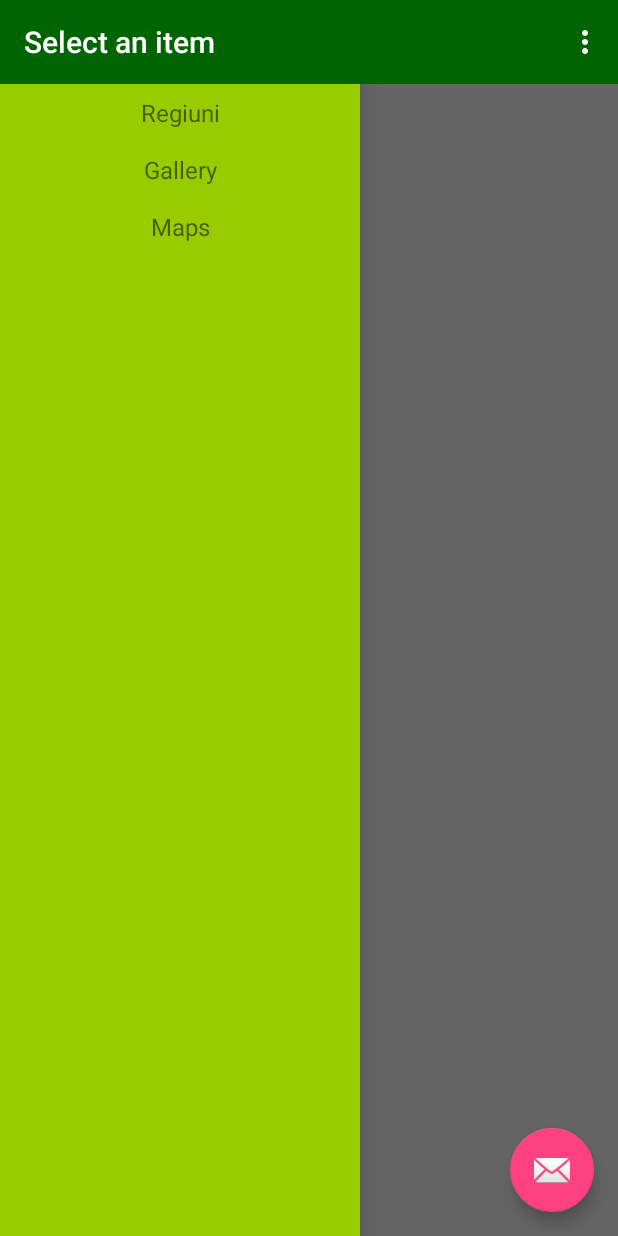
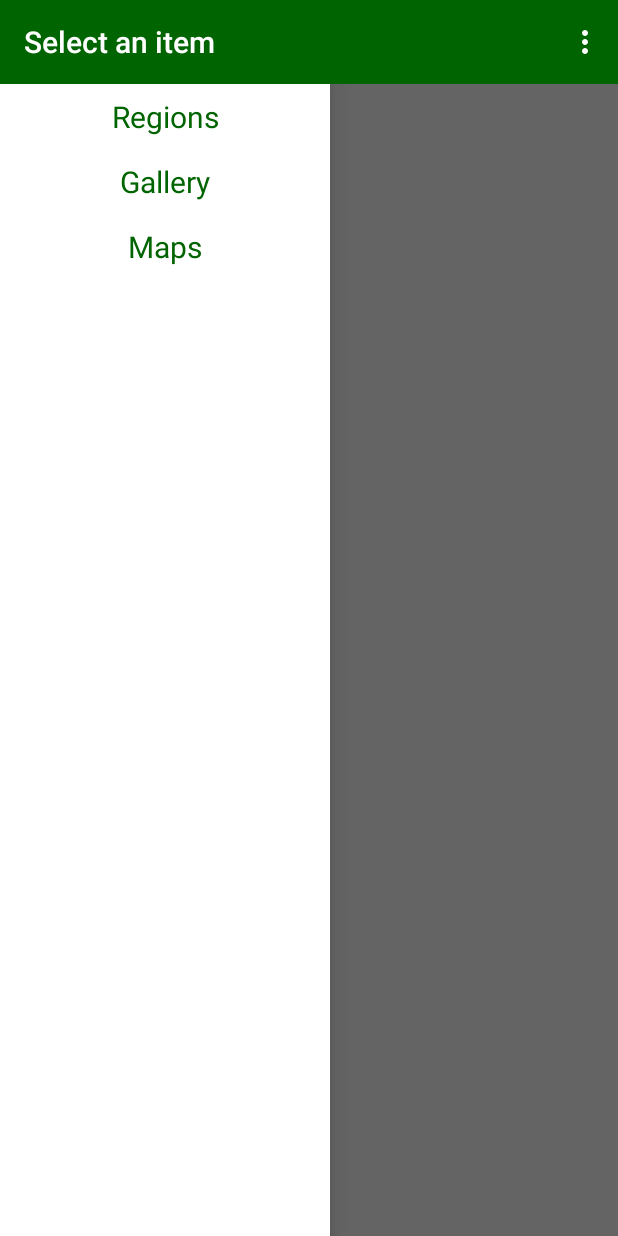
Before and after one commit to petroH/TravelRomania, an Android app: the screen it shows after launch (MainActivity), with the side drawer open, on a phone screen of 412 x 824 dp. Run offline under Robolectric (Android 15) with nearby library versions, the phone set to English and light mode, and no system bars; 1 statement that could not run was skipped.

Commit message:
changes
3rd commit

```diff
--- a/app/src/main/AndroidManifest.xml
+++ b/app/src/main/AndroidManifest.xml
@@ -20,6 +20,7 @@
                 <category android:name="android.intent.category.LAUNCHER" />
             </intent-filter>
         </activity>
+
     </application>
 
 </manifest>
--- a/app/src/main/java/com/example/petro/travelromania/activities/MainActivity.java
+++ b/app/src/main/java/com/example/petro/travelromania/activities/MainActivity.java
@@ -62,14 +62,6 @@ public class MainActivity extends AppCompatActivity {
         mDrawLayout.addDrawerListener(mActBarDrawToggle);
         displayInitialFragment();
 
-        FloatingActionButton fab = (FloatingActionButton) findViewById(R.id.fab);
-        fab.setOnClickListener(new View.OnClickListener() {
-            @Override
-            public void onClick(View view) {
-                Snackbar.make(view, "Replace with your own action", Snackbar.LENGTH_LONG)
-                        .setAction("Action", null).show();
-            }
-        });
     }
 
     private void displayInitialFragment() {
--- a/app/src/main/java/com/example/petro/travelromania/fragments/RegiuniFragment.java
+++ b/app/src/main/java/com/example/petro/travelromania/fragments/RegiuniFragment.java
@@ -4,6 +4,7 @@ import android.os.Bundle;
 import android.support.annotation.Nullable;
 import android.support.v4.app.ListFragment;
 import android.util.Log;
+import android.widget.ListView;
 
 import com.example.petro.travelromania.R;
 import com.example.petro.travelromania.adaptors.RegionsAdaptor;
@@ -65,4 +66,5 @@ public class RegiuniFragment extends ListFragment {
             }
         });
     }
+
 }
--- a/app/src/main/java/com/example/petro/travelromania/utils/RegionsApiInterface.java
+++ b/app/src/main/java/com/example/petro/travelromania/utils/RegionsApiInterface.java
@@ -11,7 +11,7 @@ import retrofit.http.GET;
  * Created by Petro on 04-Feb-17.
  */
 
-public interface RegionsApiInterface {
+public interface  RegionsApiInterface{
 
     @GET("/regiuni.json")
     void getStreams(Callback<List<Regions>> callback);
--- a/app/src/main/java/com/example/petro/travelromania/views/DrawNavigationListView.java
+++ b/app/src/main/java/com/example/petro/travelromania/views/DrawNavigationListView.java
@@ -28,7 +28,7 @@ public class DrawNavigationListView extends ListView implements AdapterView.OnIt
         super(context, attrs, defStyleAttr);
 
         DrawerNavigationListAdapter adapter = new DrawerNavigationListAdapter( getContext(), 0 );
-        adapter.add( "Regiuni" );
+        adapter.add( "Regions" );
         adapter.add( "Gallery" );
         adapter.add( "Maps" );
 
--- a/app/src/main/res/layout/activity_main.xml
+++ b/app/src/main/res/layout/activity_main.xml
@@ -38,24 +38,14 @@
 
         <com.example.petro.travelromania.views.DrawNavigationListView
             android:id="@+id/drawer"
-            android:layout_width="240dp"
+            android:layout_width="220dp"
             android:layout_height="match_parent"
             android:layout_gravity="start"
-            android:background="@android:color/holo_green_light" >
+            android:background="@android:color/white" >
         </com.example.petro.travelromania.views.DrawNavigationListView>
 
     </android.support.v4.widget.DrawerLayout>
 
     </LinearLayout>
 
-    <android.support.design.widget.FloatingActionButton
-        android:id="@+id/fab"
-        android:layout_width="wrap_content"
-        android:layout_height="wrap_content"
-        android:layout_gravity="bottom|end"
-        android:layout_margin="@dimen/fab_margin"
-        app:srcCompat="@android:drawable/ic_dialog_email" />
-
-
-
 </android.support.design.widget.CoordinatorLayout>
--- a/app/src/main/res/layout/navigation_drawer_list_item.xml
+++ b/app/src/main/res/layout/navigation_drawer_list_item.xml
@@ -5,8 +5,9 @@
     android:layout_width="match_parent"
     android:layout_height="match_parent"
     android:padding="8dp"
-    android:textSize="16sp"
+    android:textSize="20sp"
     android:gravity="center"
+    android:textColor="@color/colorGreen"
     >
 
 </TextView>
--- a/app/src/main/res/layout/view_regions_list_item.xml
+++ b/app/src/main/res/layout/view_regions_list_item.xml
@@ -18,7 +18,8 @@
         <TextView
             android:id="@+id/name"
             android:layout_width="wrap_content"
-            android:layout_height="wrap_content" />
+            android:layout_height="wrap_content"
+            android:textColor="@color/colorGreen"/>
 
         <TextView
             android:id="@+id/description"
--- a/app/src/main/res/values/colors.xml
+++ b/app/src/main/res/values/colors.xml
@@ -3,4 +3,5 @@
     <color name="colorPrimary">#3F51B5</color>
     <color name="colorPrimaryDark">#303F9F</color>
     <color name="colorAccent">#FF4081</color>
+    <color name="colorGreen">#006400</color>
 </resources>
--- a/app/src/main/res/values/strings.xml
+++ b/app/src/main/res/values/strings.xml
@@ -2,6 +2,7 @@
     <string name="app_name">TravelRomania</string>
     <string name="action_settings">Settings</string>
     <string name="draw_opened">Select an item</string>
-    <string name="draw_closed">Travel</string>
-    <string name="regiuni_feed">https://gist.githubusercontent.com/petroH/6fc40e0c62345c116a31e5bee6149382/raw/863bf289986f8ec0840d00f1579a2706feb43069</string>
+    <string name="draw_closed">Travel to</string>
+    <string name="imagDesc">Romania</string>
+    <string name="regiuni_feed">https://gist.githubusercontent.com/petroH/990da3c606bddb452c33457e57771957/raw/d2cd272b175580bd5434bd5837b1324b4a8aabc6</string>
 </resources>
```
Also changed, not shown: app/src/main/java/com/example/petro/travelromania/regiuni/Regions.java (+12 -1 lines), 1 other file.
